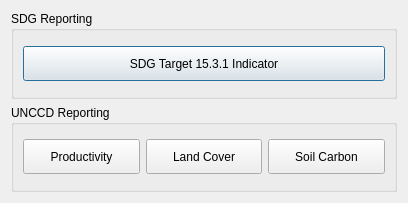
Before: the Qt Designer form LDMP/gui/DlgReporting.ui in ConservationInternational/trends.earth, drawn with Qt 5.
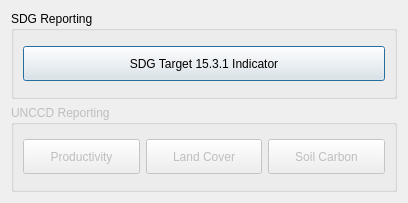
After: the same form once the commit is applied.

Commit message: Disable UNCCD reporting section.

What changed in the file:
```diff
--- a/LDMP/gui/DlgReporting.ui
+++ b/LDMP/gui/DlgReporting.ui
@@ -44,6 +44,9 @@
    </item>
    <item row="1" column="0" colspan="3">
     <widget class="QGroupBox" name="groupBox_2">
+     <property name="enabled">
+      <bool>false</bool>
+     </property>
      <property name="title">
       <string>UNCCD Reporting</string>
      </property>
```
